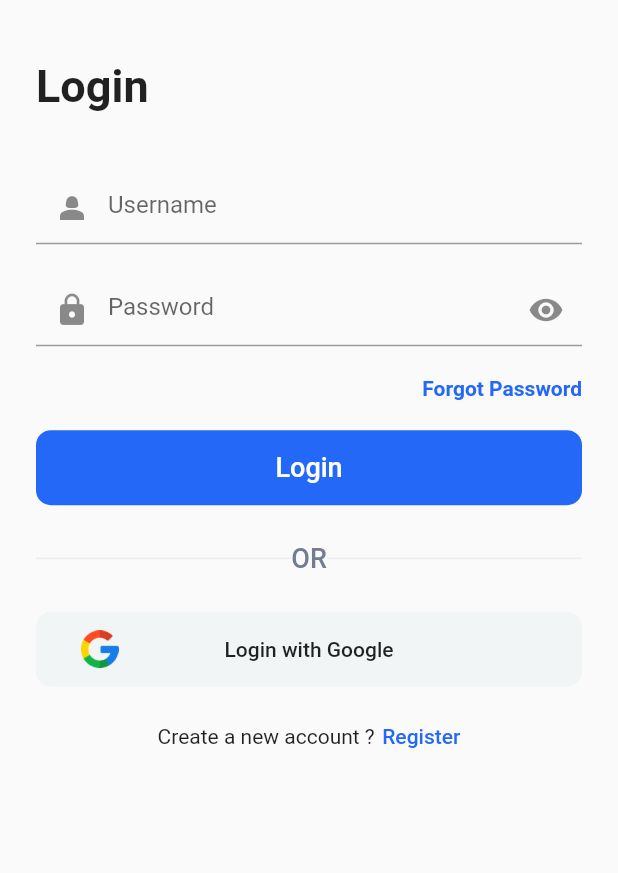
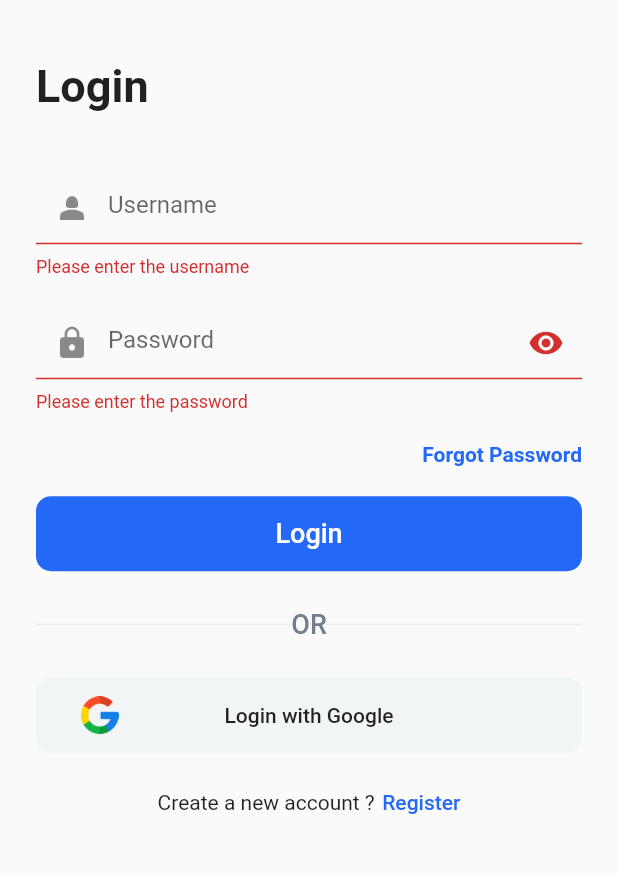
Before and after one commit to lephuochoai/app_flutter_1, a Flutter app: the screen it shows after launch, after a tap on "Login", on a phone screen of 412 x 824 dp, the part 288-1161 px from its top. Run offline on Flutter 3.47's test engine with Material 2 defaults, Android fonts, the phone set to English and light mode, and no system bars; our stand-ins replace go_router, hive; accounts and stored records are empty.

Commit message:
feat: handle login

```diff
--- /dev/null
+++ b/lib/apis/auth.dart
@@ -0,0 +1,19 @@
+import 'package:http/http.dart' as http;
+import 'dart:convert' as convert;
+
+import 'request.dart';
+
+class AuthApis {
+  static Future<ResponseApi> login(String username, String password) async {
+    final response = await http.post(getUri('/auth/login'),
+        body: {'username': username, 'password': password});
+    var jsonResponse =
+        convert.jsonDecode(response.body) as Map<String, dynamic>;
+
+    if (response.statusCode == 200) {
+      return ResponseApi(true, jsonResponse);
+    } else {
+      return ResponseApi(false, jsonResponse);
+    }
+  }
+}
--- /dev/null
+++ b/lib/apis/request.dart
@@ -0,0 +1,12 @@
+const apiUrl = 'dummyjson.com';
+
+Uri getUri(path) {
+  return Uri.https(apiUrl, path);
+}
+
+class ResponseApi {
+  bool success;
+  var data;
+
+  ResponseApi(this.success, this.data);
+}
--- a/lib/screen/auth/login/login.dart
+++ b/lib/screen/auth/login/login.dart
@@ -4,7 +4,9 @@ import 'package:flutter_application_1/ui/BaseTextFiled/BaseTextField.dart';
 import 'package:flutter_application_1/utils/func.dart';
 import 'package:go_router/go_router.dart';
 
+import '../../../apis/auth.dart';
 import '../../../utils/route-utils.dart';
+import 'login.validator.dart';
 
 class Login extends StatefulWidget {
   const Login({Key? key}) : super(key: key);
@@ -15,6 +17,19 @@ class Login extends StatefulWidget {
 
 class _LoginState extends State<Login> {
   bool isPassShow = true;
+  String username = '';
+  String password = '';
+  bool loading = false;
+  final formKey = GlobalKey<FormState>();
+
+  // username: 'kminchelle',
+  // password: '0lelplR',
+
+  void toggleLoading() {
+    setState(() {
+      loading = !loading;
+    });
+  }
 
   @override
   Widget build(BuildContext context) {
@@ -26,6 +41,26 @@ class _LoginState extends State<Login> {
       context.push(AppPage.forgotPassword.toPath);
     }
 
+    void onSubmit() async {
+      if (formKey.currentState!.validate()) {
+        formKey.currentState!.save();
+        toggleLoading();
+        final response = await AuthApis.login(username, password);
+
+        if (response.success == true) {
+          print(response);
+        } else {
+          ScaffoldMessenger.of(context).showSnackBar(
+            SnackBar(
+              content: Text(response.data['message']),
+            ),
+          );
+        }
+
+        toggleLoading();
+      }
+    }
+
     return Scaffold(
         body: SafeArea(
             child: Padding(
@@ -35,6 +70,8 @@ class _LoginState extends State<Login> {
         children: [
           Center(
             child: SingleChildScrollView(
+              child: Form(
+                key: formKey,
                 child: Column(
                   crossAxisAlignment: CrossAxisAlignment.start,
                   children: [
@@ -50,15 +87,21 @@ class _LoginState extends State<Login> {
                     const SizedBox(height: 40),
                     const Text(
                       'Login',
-                    style: TextStyle(fontSize: 30, fontWeight: FontWeight.bold),
+                      style:
+                          TextStyle(fontSize: 30, fontWeight: FontWeight.bold),
                     ),
                     const SizedBox(height: 40),
-                  const BaseTextField(
+                    BaseTextField(
                       hint: 'Username',
-                    prefixIcon: Icon(Icons.person_2),
+                      prefixIcon: const Icon(Icons.person_2),
+                      onSaved: (value) {
+                        if (value != null) username = value;
+                      },
+                      validator: usernameValidator,
                     ),
                     const SizedBox(height: 20),
                     BaseTextField(
+                      obscureText: !isPassShow,
                       hint: 'Password',
                       prefixIcon: const Icon(Icons.lock),
                       suffixIcon: GestureDetector(
@@ -68,8 +111,13 @@ class _LoginState extends State<Login> {
                           });
                         },
                         child: Icon(
-                          isPassShow ? Icons.visibility : Icons.visibility_off),
+                          isPassShow ? Icons.visibility : Icons.visibility_off,
                         ),
+                      ),
+                      onSaved: (value) {
+                        if (value != null) password = value;
+                      },
+                      validator: passwordValidator,
                     ),
                     const SizedBox(height: 20),
                     Container(
@@ -90,14 +138,16 @@ class _LoginState extends State<Login> {
                       width: double.infinity,
                       height: 50,
                       child: BaseButton(
-                        onPressed: () {},
+                        loading: loading,
+                        onPressed: onSubmit,
                         child: const Text(
                           'Login',
                           style: TextStyle(
                             fontWeight: FontWeight.w500,
                             fontSize: 18,
                           ),
-                        )),
+                        ),
+                      ),
                     ),
                     const SizedBox(height: 25),
                     SizedBox(
@@ -167,6 +217,7 @@ class _LoginState extends State<Login> {
                   ],
                 ),
               ),
+            ),
           )
         ],
       ),
--- /dev/null
+++ b/lib/screen/auth/login/login.validator.dart
@@ -0,0 +1,18 @@
+import 'package:flutter/material.dart';
+
+String? usernameValidator(String? value) {
+  if (value == null || value.isEmpty) return 'Please enter the username';
+
+  return null;
+}
+
+String? passwordValidator(String? value) {
+  if (value == null || value.isEmpty) return 'Please enter the password';
+  // if (value.toString().length < 8) return 'Password too short';
+  // if (value.toString().length > 20) return 'Password too long';
+
+  return null;
+}
+
+final usernameController = TextEditingController();
+final passwordController = TextEditingController();
--- a/lib/ui/BaseButton/BaseButton.dart
+++ b/lib/ui/BaseButton/BaseButton.dart
@@ -6,13 +6,17 @@ class BaseButton extends StatelessWidget {
   VoidCallback onPressed;
   Widget child;
   String type = 'primary';
+  bool loading = true;
+  bool disabled = false;
 
-  BaseButton(
-      {Key? key,
-      required this.onPressed,
-      required this.child,
-      this.type = 'primary'})
-      : super(key: key);
+  BaseButton({
+    Key? key,
+    required this.onPressed,
+    required this.child,
+    this.type = 'primary',
+    this.loading = false,
+    this.disabled = false,
+  }) : super(key: key);
 
   late final bgButton =
       type == 'primary' ? hexToColor('#2368f6') : hexToColor('#F2F5F6');
@@ -22,8 +26,9 @@ class BaseButton extends StatelessWidget {
   @override
   Widget build(BuildContext context) {
     return ElevatedButton(
-      onPressed: onPressed,
+      onPressed: (disabled || loading) ? null : onPressed,
       style: ElevatedButton.styleFrom(
+          disabledForegroundColor: Colors.grey,
           backgroundColor: bgButton, // background color
           foregroundColor: textColorButton, // text color
           padding: const EdgeInsets.symmetric(horizontal: 10, vertical: 5),
@@ -31,7 +36,25 @@ class BaseButton extends StatelessWidget {
             borderRadius: BorderRadius.circular(10), // rounded corners
           ),
           shadowColor: Colors.transparent),
-      child: child,
+      child: loading
+          ? Row(
+              mainAxisAlignment: MainAxisAlignment.center,
+              children: [
+                const SizedBox(
+                  width: 20,
+                  height: 20,
+                  child: CircularProgressIndicator(
+                    color: Colors.grey,
+                    strokeWidth: 3,
+                  ),
+                ),
+                const SizedBox(
+                  width: 10,
+                ),
+                child,
+              ],
+            )
+          : child,
     );
   }
 }
--- a/lib/ui/BaseTextFiled/BaseTextField.dart
+++ b/lib/ui/BaseTextFiled/BaseTextField.dart
@@ -1,16 +1,17 @@
 import 'package:flutter/material.dart';
 
 class BaseTextField extends StatelessWidget {
-  final hint;
+  final String? hint;
   final bool obscureText;
-  final prefixIcon;
-  final suffixIcon;
-  final validator;
-  final controller;
-  final onChange;
+  final Widget? prefixIcon;
+  final Widget? suffixIcon;
+  final String? Function(String?)? validator;
+  final TextEditingController? controller;
+  final void Function(String)? onChange;
+  final void Function(String?)? onSaved;
 
-  const BaseTextField({
-    super.key,
+  const BaseTextField(
+      {super.key,
       this.hint,
       this.obscureText = false,
       this.prefixIcon,
@@ -18,12 +19,13 @@ class BaseTextField extends StatelessWidget {
       this.validator,
       this.controller,
       this.onChange,
-  });
+      this.onSaved});
 
   @override
   Widget build(BuildContext context) {
     return TextFormField(
       onChanged: onChange,
+      onSaved: onSaved,
       decoration: InputDecoration(
           // border: const OutlineInputBorder(
           //   borderSide: BorderSide()
@@ -47,6 +49,7 @@ class BaseTextField extends StatelessWidget {
       obscureText: obscureText,
       // style: const TextStyle(color: Colors.white),
       controller: controller,
-        validator: validator);
+      validator: validator,
+    );
   }
 }
```
Lines whose indentation alone changed are shown as unchanged.
